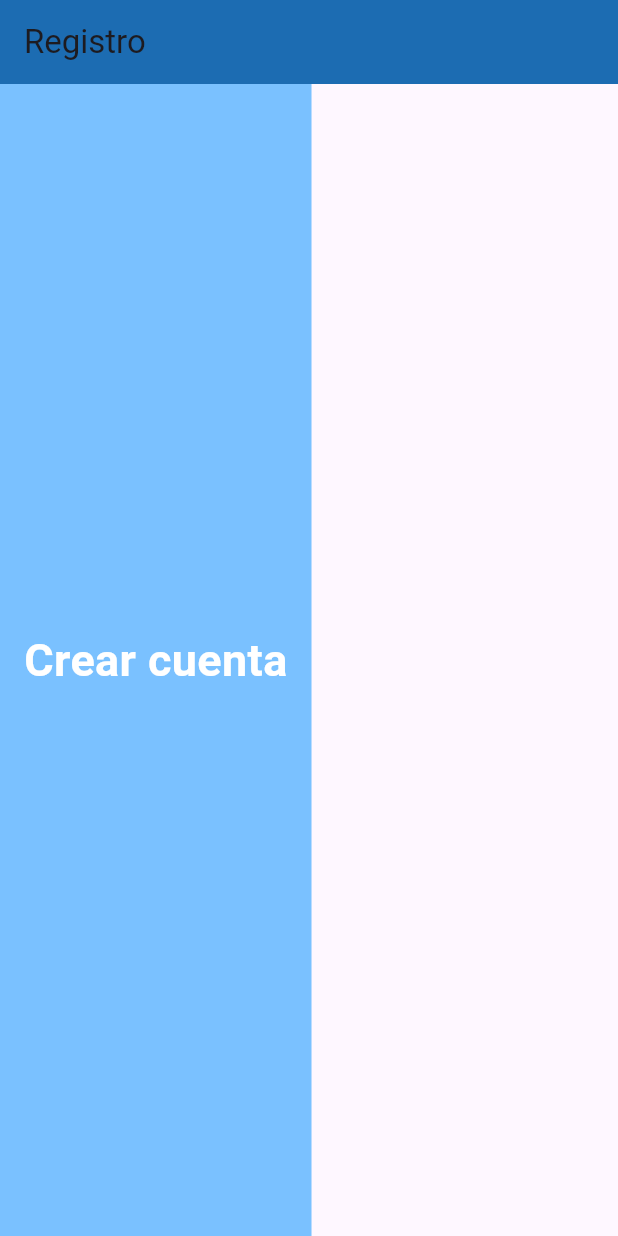
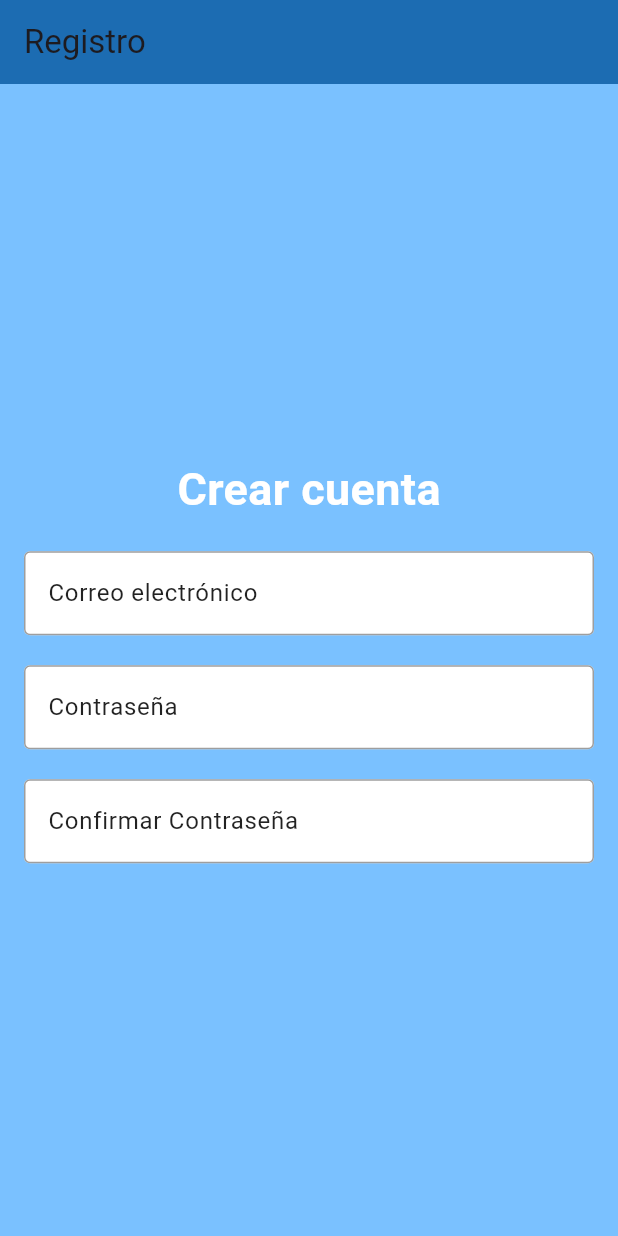
Before and after one commit to Jotaoesee/actividad3_app, a Flutter app: the screen it shows after launch, on a phone screen of 412 x 824 dp. Run offline on Flutter 3.47's test engine with Material 3 defaults, Android fonts, the phone set to English and light mode, and no system bars.

Commit message:
creo campos para que rellene el usuario con sus datos

```diff
--- a/lib/pantallas/registro.dart
+++ b/lib/pantallas/registro.dart
@@ -12,21 +12,68 @@ class Registro extends StatelessWidget {
       ),
       body: Container(
         color: const Color.fromARGB(255, 122, 193, 255),
-        child: Padding(
-          padding: const EdgeInsets.all(16),
+        child: const Padding(
+          padding: EdgeInsets.all(16),
           child: Column(
           mainAxisAlignment: MainAxisAlignment.center,
             children: [
-              const Text(
+              Text(
                 "Crear cuenta",
                 style: TextStyle(
                   fontSize: 30,
                   fontWeight: FontWeight.bold,
                   color: Colors.white,
                 ),
-              )
-            ],
-
+              ),
+              SizedBox(height: 20),
+              TextField(
+                decoration: InputDecoration(
+                  filled: true,
+                  fillColor: Colors.white,
+                  labelText: 'Correo electrónico',
+                  labelStyle: TextStyle(color: Colors.black87),
+                  border: OutlineInputBorder(),
+                  enabledBorder: OutlineInputBorder(
+                    borderSide: BorderSide(color: Colors.grey),
+                  ),
+                  focusedBorder: OutlineInputBorder(
+                    borderSide: BorderSide(color: Colors.blue),
+                  ),
+                ),
+              ),
+              SizedBox(height: 20),
+              TextField(
+                decoration: InputDecoration(
+                  filled: true,
+                  fillColor: Colors.white,
+                  labelText: 'Contraseña',
+                  labelStyle: TextStyle(color: Colors.black87),
+                  border: OutlineInputBorder(),
+                  enabledBorder: OutlineInputBorder(
+                    borderSide: BorderSide(color: Colors.grey),
+                  ),
+                  focusedBorder: OutlineInputBorder(
+                    borderSide: BorderSide(color: Colors.blue),
+                  ),
+                ),
+              ),
+               SizedBox(height: 20),
+               TextField(
+                decoration: InputDecoration(
+                  filled: true,
+                  fillColor: Colors.white,
+                  labelText: 'Confirmar Contraseña',
+                  labelStyle: TextStyle(color: Colors.black87),
+                  border: OutlineInputBorder(),
+                  enabledBorder: OutlineInputBorder(
+                    borderSide: BorderSide(color: Colors.grey),
+                  ),
+                  focusedBorder: OutlineInputBorder(
+                    borderSide: BorderSide(color: Colors.blue),
+                  ),
+                ),
+              ),
+            ]
           ),
         )
       ),
```
